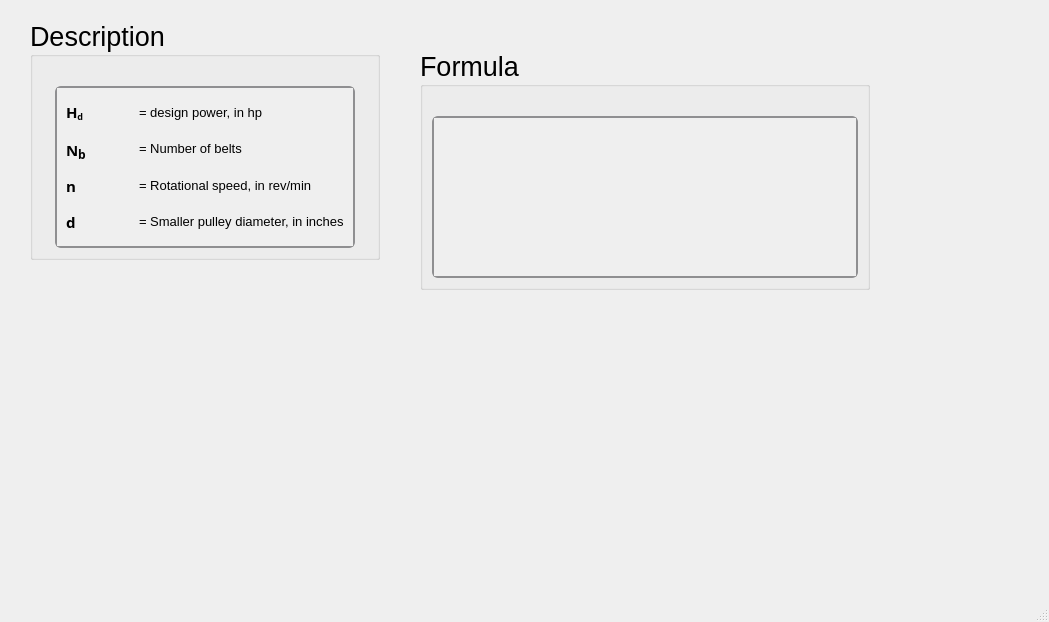
First picture: the form in ui/vbelt_deltaf.ui, repository Ah00ra/HNNS, before the edit.
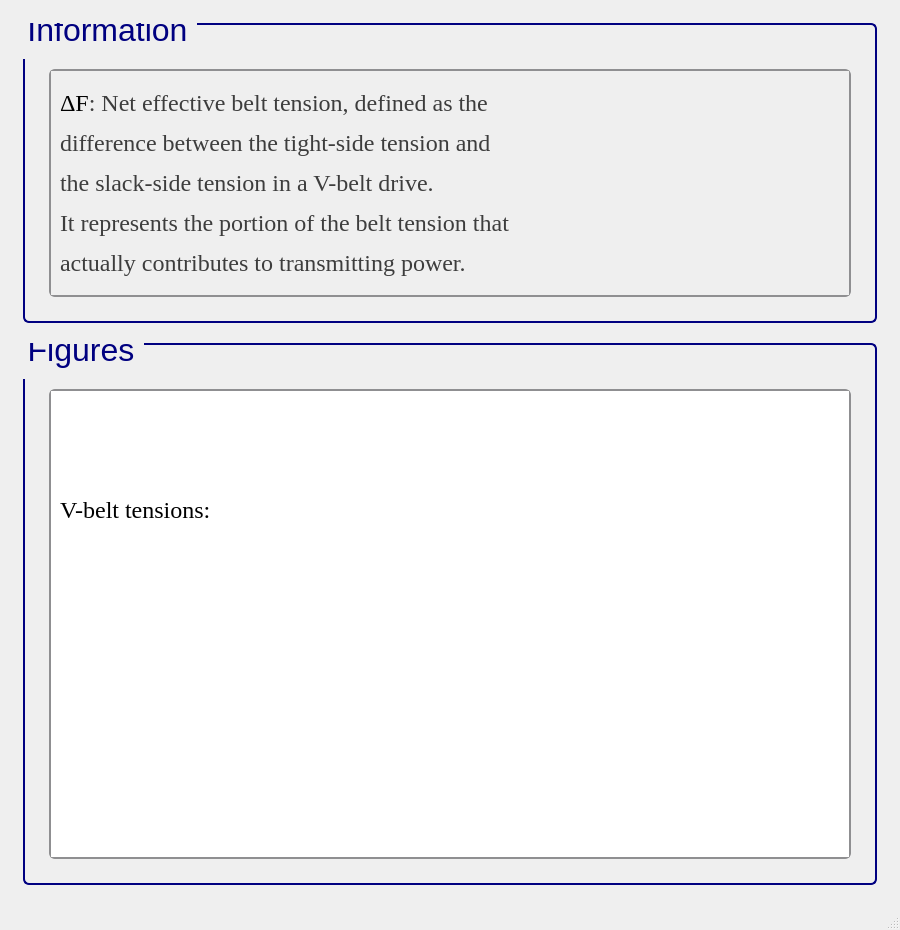
Second picture: the form after the edit. Icons and pictures are not drawn.

Commit message: Add ui info to vbelt

Patch:
```diff
--- a/ui/vbelt_deltaf.ui
+++ b/ui/vbelt_deltaf.ui
@@ -6,95 +6,187 @@
    <rect>
     <x>0</x>
     <y>0</y>
-    <width>1049</width>
-    <height>622</height>
+    <width>900</width>
+    <height>930</height>
    </rect>
   </property>
+  <property name="sizePolicy">
+   <sizepolicy hsizetype="Minimum" vsizetype="Minimum">
+    <horstretch>0</horstretch>
+    <verstretch>0</verstretch>
+   </sizepolicy>
+  </property>
+  <property name="minimumSize">
+   <size>
+    <width>900</width>
+    <height>930</height>
+   </size>
+  </property>
   <property name="windowTitle">
    <string>MainWindow</string>
   </property>
   <widget class="QWidget" name="centralwidget">
-   <widget class="QGroupBox" name="groupBox_263">
-    <property name="geometry">
-     <rect>
-      <x>30</x>
-      <y>20</y>
-      <width>350</width>
-      <height>240</height>
-     </rect>
-    </property>
-    <property name="sizePolicy">
-     <sizepolicy hsizetype="Minimum" vsizetype="Minimum">
-      <horstretch>0</horstretch>
-      <verstretch>0</verstretch>
-     </sizepolicy>
-    </property>
-    <property name="minimumSize">
-     <size>
-      <width>350</width>
-      <height>0</height>
-     </size>
-    </property>
-    <property name="maximumSize">
-     <size>
-      <width>350</width>
-      <height>241</height>
-     </size>
-    </property>
-    <property name="font">
-     <font>
-      <family>Segoe UI</family>
-      <pointsize>20</pointsize>
-      <weight>50</weight>
-      <italic>false</italic>
-      <bold>false</bold>
-     </font>
-    </property>
-    <property name="title">
-     <string>Description</string>
-    </property>
-    <layout class="QGridLayout" name="gridLayout_537">
-     <item row="0" column="0">
-      <spacer name="verticalSpacer_263">
-       <property name="orientation">
-        <enum>Qt::Vertical</enum>
-       </property>
-       <property name="sizeType">
-        <enum>QSizePolicy::Fixed</enum>
-       </property>
-       <property name="sizeHint" stdset="0">
-        <size>
-         <width>20</width>
-         <height>20</height>
-        </size>
-       </property>
-      </spacer>
-     </item>
-     <item row="1" column="0">
-      <widget class="QScrollArea" name="scrollArea_137">
-       <property name="sizePolicy">
-        <sizepolicy hsizetype="Minimum" vsizetype="Minimum">
-         <horstretch>0</horstretch>
-         <verstretch>0</verstretch>
-        </sizepolicy>
-       </property>
-       <property name="maximumSize">
-        <size>
-         <width>300</width>
-         <height>361</height>
-        </size>
-       </property>
-       <property name="font">
-        <font>
-         <family>Segoe UI</family>
-         <pointsize>15</pointsize>
-         <weight>50</weight>
-         <italic>false</italic>
-         <bold>false</bold>
-        </font>
-       </property>
-       <property name="styleSheet">
-        <string notr="true">QScrollArea {
+   <layout class="QGridLayout" name="gridLayout">
+    <item row="4" column="0">
+     <spacer name="verticalSpacer_25">
+      <property name="orientation">
+       <enum>Qt::Horizontal</enum>
+      </property>
+      <property name="sizeType">
+       <enum>QSizePolicy::Fixed</enum>
+      </property>
+      <property name="sizeHint" stdset="0">
+       <size>
+        <width>14</width>
+        <height>483</height>
+       </size>
+      </property>
+     </spacer>
+    </item>
+    <item row="5" column="1">
+     <spacer name="verticalSpacer_27">
+      <property name="orientation">
+       <enum>Qt::Vertical</enum>
+      </property>
+      <property name="sizeType">
+       <enum>QSizePolicy::Fixed</enum>
+      </property>
+      <property name="sizeHint" stdset="0">
+       <size>
+        <width>833</width>
+        <height>14</height>
+       </size>
+      </property>
+     </spacer>
+    </item>
+    <item row="0" column="1">
+     <spacer name="verticalSpacer_26">
+      <property name="orientation">
+       <enum>Qt::Vertical</enum>
+      </property>
+      <property name="sizeType">
+       <enum>QSizePolicy::Fixed</enum>
+      </property>
+      <property name="sizeHint" stdset="0">
+       <size>
+        <width>833</width>
+        <height>14</height>
+       </size>
+      </property>
+     </spacer>
+    </item>
+    <item row="2" column="1">
+     <spacer name="verticalSpacer_23">
+      <property name="orientation">
+       <enum>Qt::Vertical</enum>
+      </property>
+      <property name="sizeType">
+       <enum>QSizePolicy::Fixed</enum>
+      </property>
+      <property name="sizeHint" stdset="0">
+       <size>
+        <width>833</width>
+        <height>14</height>
+       </size>
+      </property>
+     </spacer>
+    </item>
+    <item row="4" column="2">
+     <spacer name="verticalSpacer_28">
+      <property name="orientation">
+       <enum>Qt::Horizontal</enum>
+      </property>
+      <property name="sizeType">
+       <enum>QSizePolicy::Fixed</enum>
+      </property>
+      <property name="sizeHint" stdset="0">
+       <size>
+        <width>14</width>
+        <height>483</height>
+       </size>
+      </property>
+     </spacer>
+    </item>
+    <item row="1" column="1">
+     <widget class="QGroupBox" name="groupBox_125">
+      <property name="sizePolicy">
+       <sizepolicy hsizetype="Minimum" vsizetype="Minimum">
+        <horstretch>0</horstretch>
+        <verstretch>0</verstretch>
+       </sizepolicy>
+      </property>
+      <property name="minimumSize">
+       <size>
+        <width>822</width>
+        <height>300</height>
+       </size>
+      </property>
+      <property name="font">
+       <font>
+        <family>Segoe UI</family>
+        <pointsize>24</pointsize>
+        <weight>50</weight>
+        <italic>false</italic>
+        <bold>false</bold>
+       </font>
+      </property>
+      <property name="styleSheet">
+       <string notr="true">QGroupBox {
+    border: 2px solid navy;
+    border-radius: 6px;
+    background-color: qlineargradient(x1:0, y1:0, x2:0, y2:1,
+                                      stop:0 #f6f7fa, stop:1 #dadbde);
+    font: 24pt &quot;Segoe UI&quot;;
+    padding: 5px; /* add padding inside the group box */
+    color: black;
+}
+QGroupBox::title {
+    subcontrol-origin: margin;
+    subcontrol-position: top left;
+    padding-left: 0px;
+    padding-right: 5px;
+    padding-top: 0px;
+    margin-top: -22px;  /* shift title up */
+    color: navy;
+    font-weight: bold;
+}
+</string>
+      </property>
+      <property name="title">
+       <string>Information</string>
+      </property>
+      <layout class="QGridLayout" name="gridLayout_255">
+       <item row="1" column="2">
+        <spacer name="verticalSpacer_36">
+         <property name="orientation">
+          <enum>Qt::Horizontal</enum>
+         </property>
+         <property name="sizeType">
+          <enum>QSizePolicy::Fixed</enum>
+         </property>
+         <property name="sizeHint" stdset="0">
+          <size>
+           <width>10</width>
+           <height>20</height>
+          </size>
+         </property>
+        </spacer>
+       </item>
+       <item row="1" column="1">
+        <widget class="QScrollArea" name="scrollArea_43">
+         <property name="sizePolicy">
+          <sizepolicy hsizetype="Minimum" vsizetype="Minimum">
+           <horstretch>0</horstretch>
+           <verstretch>0</verstretch>
+          </sizepolicy>
+         </property>
+         <property name="font">
+          <font>
+           <pointsize>15</pointsize>
+          </font>
+         </property>
+         <property name="styleSheet">
+          <string notr="true">QScrollArea {
     background: qlineargradient(x1:0, y1:0, x2:0, y2:1,
                                stop:0 #f6f7fa, stop:1 #dadbde);
     border: 2px solid #8f8f91;
@@ -153,229 +245,337 @@
     background: transparent;
 }
 </string>
-       </property>
-       <property name="verticalScrollBarPolicy">
-        <enum>Qt::ScrollBarAsNeeded</enum>
-       </property>
-       <property name="horizontalScrollBarPolicy">
-        <enum>Qt::ScrollBarAsNeeded</enum>
-       </property>
-       <property name="widgetResizable">
-        <bool>true</bool>
-       </property>
-       <widget class="QWidget" name="scrollAreaWidgetContents_137">
-        <property name="geometry">
-         <rect>
-          <x>0</x>
-          <y>0</y>
-          <width>296</width>
-          <height>146</height>
-         </rect>
-        </property>
-        <layout class="QGridLayout" name="gridLayout_128">
-         <item row="4" column="1">
-          <widget class="QLabel" name="htext_1174">
-           <property name="font">
-            <font>
-             <family>MS Shell Dlg 2</family>
-             <pointsize>10</pointsize>
-             <weight>50</weight>
-             <italic>false</italic>
-             <bold>false</bold>
-            </font>
-           </property>
-           <property name="text">
-            <string>&lt;html&gt;&lt;head/&gt;&lt;body&gt;&lt;p&gt;&lt;span style=&quot; font-size:10pt;&quot;&gt;= &lt;/span&gt;Rotational speed, in rev/min&lt;/p&gt;&lt;/body&gt;&lt;/html&gt;</string>
-           </property>
-          </widget>
-         </item>
-         <item row="0" column="1">
-          <widget class="QLabel" name="htext_403">
-           <property name="font">
-            <font>
-             <family>MS Shell Dlg 2</family>
-             <pointsize>11</pointsize>
-             <weight>50</weight>
-             <italic>false</italic>
-             <bold>false</bold>
-            </font>
-           </property>
-           <property name="text">
-            <string>&lt;html&gt;&lt;head/&gt;&lt;body&gt;&lt;p&gt;&lt;span style=&quot; font-size:10pt;&quot;&gt;= design power, in hp&lt;/span&gt;&lt;/p&gt;&lt;/body&gt;&lt;/html&gt;</string>
-           </property>
-          </widget>
-         </item>
-         <item row="4" column="0">
-          <widget class="QLabel" name="label_421">
-           <property name="font">
-            <font>
-             <family>Segoe UI Variable Small Semibol</family>
-             <pointsize>11</pointsize>
-             <weight>75</weight>
-             <bold>true</bold>
-            </font>
-           </property>
-           <property name="text">
-            <string>n</string>
-           </property>
-          </widget>
-         </item>
-         <item row="2" column="0">
-          <widget class="QLabel" name="label_53">
-           <property name="font">
-            <font>
-             <family>Segoe UI Variable Small Semibol</family>
-             <pointsize>11</pointsize>
-             <weight>75</weight>
-             <bold>true</bold>
-            </font>
-           </property>
-           <property name="text">
-            <string>&lt;html&gt;&lt;head/&gt;&lt;body&gt;&lt;p&gt;N&lt;span style=&quot; font-size:14pt; vertical-align:sub;&quot;&gt;b&lt;/span&gt;&lt;/p&gt;&lt;/body&gt;&lt;/html&gt;</string>
-           </property>
-          </widget>
-         </item>
-         <item row="2" column="1">
-          <widget class="QLabel" name="htext_401">
-           <property name="font">
-            <font>
-             <pointsize>10</pointsize>
-            </font>
-           </property>
-           <property name="text">
-            <string>&lt;html&gt;&lt;head/&gt;&lt;body&gt;&lt;p&gt;= Number of belts&lt;/p&gt;&lt;/body&gt;&lt;/html&gt;</string>
-           </property>
-          </widget>
-         </item>
-         <item row="0" column="0">
-          <widget class="QLabel" name="label_332">
-           <property name="font">
-            <font>
-             <family>Segoe UI Variable Small Semibol</family>
-             <pointsize>11</pointsize>
-             <weight>75</weight>
-             <bold>true</bold>
-            </font>
-           </property>
-           <property name="text">
-            <string>&lt;html&gt;&lt;head/&gt;&lt;body&gt;&lt;p&gt;H&lt;span style=&quot; vertical-align:sub;&quot;&gt;d&lt;/span&gt;&lt;/p&gt;&lt;/body&gt;&lt;/html&gt;</string>
-           </property>
-          </widget>
-         </item>
-         <item row="5" column="1">
-          <widget class="QLabel" name="htext_1560">
-           <property name="font">
-            <font>
-             <family>MS Shell Dlg 2</family>
-             <pointsize>11</pointsize>
-             <weight>50</weight>
-             <italic>false</italic>
-             <bold>false</bold>
-            </font>
-           </property>
-           <property name="text">
-            <string>&lt;html&gt;&lt;head/&gt;&lt;body&gt;&lt;p&gt;&lt;span style=&quot; font-size:10pt;&quot;&gt;= Smaller pulley diameter, in inches&lt;/span&gt;&lt;/p&gt;&lt;/body&gt;&lt;/html&gt;</string>
-           </property>
-          </widget>
-         </item>
-         <item row="5" column="0">
-          <widget class="QLabel" name="label_564">
-           <property name="font">
-            <font>
-             <family>Segoe UI Variable Small Semibol</family>
-             <pointsize>11</pointsize>
-             <weight>75</weight>
-             <bold>true</bold>
-            </font>
-           </property>
-           <property name="text">
-            <string>d</string>
-           </property>
-          </widget>
-         </item>
-        </layout>
-       </widget>
-      </widget>
-     </item>
-    </layout>
-   </widget>
-   <widget class="QGroupBox" name="groupBox_264">
-    <property name="geometry">
-     <rect>
-      <x>420</x>
-      <y>50</y>
-      <width>450</width>
-      <height>240</height>
-     </rect>
-    </property>
-    <property name="sizePolicy">
-     <sizepolicy hsizetype="Minimum" vsizetype="Minimum">
-      <horstretch>0</horstretch>
-      <verstretch>0</verstretch>
-     </sizepolicy>
-    </property>
-    <property name="minimumSize">
-     <size>
-      <width>450</width>
-      <height>0</height>
-     </size>
-    </property>
-    <property name="maximumSize">
-     <size>
-      <width>450</width>
-      <height>241</height>
-     </size>
-    </property>
-    <property name="font">
-     <font>
-      <family>Segoe UI</family>
-      <pointsize>20</pointsize>
-      <weight>50</weight>
-      <italic>false</italic>
-      <bold>false</bold>
-     </font>
-    </property>
-    <property name="title">
-     <string>Formula</string>
-    </property>
-    <layout class="QGridLayout" name="gridLayout_538">
-     <item row="1" column="0">
-      <widget class="QScrollArea" name="scrollArea_138">
-       <property name="sizePolicy">
-        <sizepolicy hsizetype="Minimum" vsizetype="Minimum">
-         <horstretch>0</horstretch>
-         <verstretch>0</verstretch>
-        </sizepolicy>
-       </property>
-       <property name="font">
-        <font>
-         <family>Segoe UI</family>
-         <pointsize>15</pointsize>
-         <weight>50</weight>
-         <italic>false</italic>
-         <bold>false</bold>
-        </font>
-       </property>
-       <property name="styleSheet">
-        <string notr="true">QScrollArea {
+         </property>
+         <property name="verticalScrollBarPolicy">
+          <enum>Qt::ScrollBarAsNeeded</enum>
+         </property>
+         <property name="horizontalScrollBarPolicy">
+          <enum>Qt::ScrollBarAsNeeded</enum>
+         </property>
+         <property name="widgetResizable">
+          <bool>true</bool>
+         </property>
+         <widget class="QWidget" name="scrollAreaWidgetContents_43">
+          <property name="geometry">
+           <rect>
+            <x>0</x>
+            <y>0</y>
+            <width>760</width>
+            <height>241</height>
+           </rect>
+          </property>
+          <layout class="QGridLayout" name="gridLayout_3">
+           <item row="0" column="0">
+            <widget class="QLabel" name="label_3">
+             <property name="font">
+              <font>
+               <family>Times New Roman</family>
+               <pointsize>18</pointsize>
+               <weight>50</weight>
+               <bold>false</bold>
+              </font>
+             </property>
+             <property name="cursor">
+              <cursorShape>ArrowCursor</cursorShape>
+             </property>
+             <property name="frameShape">
+              <enum>QFrame::NoFrame</enum>
+             </property>
+             <property name="text">
+              <string>&lt;html&gt;&lt;head/&gt;&lt;body&gt;&lt;p&gt;ΔF&lt;span style=&quot; color:#3d3d3d;&quot;&gt;: Net effective belt tension, defined as the&lt;/span&gt;&lt;/p&gt;&lt;p&gt;&lt;span style=&quot; color:#3d3d3d;&quot;&gt;difference between the tight-side tension and&lt;/span&gt;&lt;/p&gt;&lt;p&gt;&lt;span style=&quot; color:#3d3d3d;&quot;&gt;the slack-side tension in a V-belt drive. &lt;/span&gt;&lt;/p&gt;&lt;p&gt;&lt;span style=&quot; color:#3d3d3d;&quot;&gt;It represents the portion of the belt tension that&lt;/span&gt;&lt;/p&gt;&lt;p&gt;&lt;span style=&quot; color:#3d3d3d;&quot;&gt;actually contributes to transmitting power.&lt;/span&gt;&lt;/p&gt;&lt;/body&gt;&lt;/html&gt;</string>
+             </property>
+            </widget>
+           </item>
+          </layout>
+         </widget>
+        </widget>
+       </item>
+       <item row="2" column="1">
+        <spacer name="verticalSpacer_37">
+         <property name="orientation">
+          <enum>Qt::Vertical</enum>
+         </property>
+         <property name="sizeType">
+          <enum>QSizePolicy::Fixed</enum>
+         </property>
+         <property name="sizeHint" stdset="0">
+          <size>
+           <width>10</width>
+           <height>10</height>
+          </size>
+         </property>
+        </spacer>
+       </item>
+       <item row="1" column="0">
+        <spacer name="verticalSpacer_34">
+         <property name="orientation">
+          <enum>Qt::Horizontal</enum>
+         </property>
+         <property name="sizeType">
+          <enum>QSizePolicy::Fixed</enum>
+         </property>
+         <property name="sizeHint" stdset="0">
+          <size>
+           <width>10</width>
+           <height>20</height>
+          </size>
+         </property>
+        </spacer>
+       </item>
+       <item row="0" column="1">
+        <spacer name="verticalSpacer_35">
+         <property name="orientation">
+          <enum>Qt::Vertical</enum>
+         </property>
+         <property name="sizeType">
+          <enum>QSizePolicy::Fixed</enum>
+         </property>
+         <property name="sizeHint" stdset="0">
+          <size>
+           <width>20</width>
+           <height>30</height>
+          </size>
+         </property>
+        </spacer>
+       </item>
+      </layout>
+     </widget>
+    </item>
+    <item row="4" column="1">
+     <widget class="QGroupBox" name="groupBox_42">
+      <property name="sizePolicy">
+       <sizepolicy hsizetype="Minimum" vsizetype="Minimum">
+        <horstretch>0</horstretch>
+        <verstretch>0</verstretch>
+       </sizepolicy>
+      </property>
+      <property name="minimumSize">
+       <size>
+        <width>822</width>
+        <height>350</height>
+       </size>
+      </property>
+      <property name="font">
+       <font>
+        <family>Segoe UI</family>
+        <pointsize>24</pointsize>
+        <weight>50</weight>
+        <italic>false</italic>
+        <bold>false</bold>
+       </font>
+      </property>
+      <property name="styleSheet">
+       <string notr="true">/* GroupBox styling */
+QGroupBox {
+    border: 2px solid navy;
+    border-radius: 6px;
+    background-color: qlineargradient(x1:0, y1:0, x2:0, y2:1,
+    stop:0 #f6f7fa, stop:1 #dadbde);
+    font: 24pt &quot;Segoe UI&quot;;
+    padding: 5px;
+    color: black;
+}
+
+/* GroupBox title styling */
+QGroupBox::title {
+    subcontrol-origin: margin;
+    subcontrol-position: top left;
+    padding-left: 0px;
+    padding-right: 5px;
+    padding-top: 0px;
+    margin-top: -22px;
+    color: navy;
+    font-weight: bold;
+}
+
+/* Make QScrollArea (only within GroupBox) have a white background with correct border */
+QGroupBox QScrollArea {
+    background-color: white !important;
+    border: 2px solid #8f8f91;
+    border-radius: 6px;
+}
+
+/* Make QScrollArea's viewport white as well */
+QGroupBox QScrollArea QWidget {
+    background-color: white !important;
+}
+
+/* Scrollbar styling inside QScrollArea in QGroupBox */
+QGroupBox QScrollArea QScrollBar:vertical, QGroupBox QScrollArea QScrollBar:horizontal {
     background: qlineargradient(x1:0, y1:0, x2:0, y2:1,
-                               stop:0 #f6f7fa, stop:1 #dadbde);
+    stop:0 #f6f7fa, stop:1 #dadbde);
     border: 2px solid #8f8f91;
     border-radius: 6px;
+    width: 14px;
+    height: 14px;
+    margin: 2px 0 2px 0;
 }
 
-QScrollArea QScrollBar:vertical, QScrollArea QScrollBar:horizontal {
+/* Remove bottom button of vertical scrollbar */
+QGroupBox QScrollArea QScrollBar::add-line:vertical {
+    height: 0px;
+    width: 0px;
+    border: none;
+    background: none;
+    margin: 0px;
+    padding: 0px;
+}
+
+/* Scrollbar handle */
+QGroupBox QScrollArea QScrollBar::handle:vertical, QGroupBox QScrollArea QScrollBar::handle:horizontal {
     background: qlineargradient(x1:0, y1:0, x2:0, y2:1,
-                               stop:0 #f6f7fa, stop:1 #dadbde);
+    stop:0 #8f8f91, stop:1 #6f6f71);
+    min-height: 20px;
+    border-radius: 6px;
+    border: 1px solid #6f6f71;
+}
+
+QGroupBox QScrollArea QScrollBar::handle:vertical:hover, QGroupBox QScrollArea QScrollBar::handle:horizontal:hover {
+    background: qlineargradient(x1:0, y1:0, x2:0, y2:1,
+    stop:0 #6f6f71, stop:1 #4f4f51);
+    border: 1px solid #4f4f51;
+}
+
+/* Scrollbar sub-line buttons */
+QGroupBox QScrollArea QScrollBar::sub-line:vertical, QGroupBox QScrollArea QScrollBar::add-line:horizontal, QGroupBox QScrollArea QScrollBar::sub-line:horizontal {
+    background: #8f8f91;
+    border: none;
+    border-radius: 3px;
+    height: 14px;
+    width: 14px;
+    subcontrol-origin: margin;
+}
+
+QGroupBox QScrollArea QScrollBar::sub-line:vertical:hover, QGroupBox QScrollArea QScrollBar::add-line:horizontal:hover, QGroupBox QScrollArea QScrollBar::sub-line:horizontal:hover {
+    background: #6f6f71;
+}
+
+/* Transparent page areas */
+QGroupBox QScrollArea QScrollBar::add-page:vertical, QGroupBox QScrollArea QScrollBar::sub-page:vertical,
+QGroupBox QScrollArea QScrollBar::add-page:horizontal, QGroupBox QScrollArea QScrollBar::sub-page:horizontal {
+    background: transparent;
+}
+</string>
+      </property>
+      <property name="title">
+       <string>Figures</string>
+      </property>
+      <layout class="QGridLayout" name="gridLayout_2">
+       <item row="1" column="2">
+        <spacer name="verticalSpacer_40">
+         <property name="orientation">
+          <enum>Qt::Horizontal</enum>
+         </property>
+         <property name="sizeType">
+          <enum>QSizePolicy::Fixed</enum>
+         </property>
+         <property name="sizeHint" stdset="0">
+          <size>
+           <width>10</width>
+           <height>20</height>
+          </size>
+         </property>
+        </spacer>
+       </item>
+       <item row="1" column="0">
+        <spacer name="verticalSpacer_39">
+         <property name="orientation">
+          <enum>Qt::Horizontal</enum>
+         </property>
+         <property name="sizeType">
+          <enum>QSizePolicy::Fixed</enum>
+         </property>
+         <property name="sizeHint" stdset="0">
+          <size>
+           <width>10</width>
+           <height>20</height>
+          </size>
+         </property>
+        </spacer>
+       </item>
+       <item row="2" column="1">
+        <spacer name="verticalSpacer_38">
+         <property name="orientation">
+          <enum>Qt::Vertical</enum>
+         </property>
+         <property name="sizeType">
+          <enum>QSizePolicy::Fixed</enum>
+         </property>
+         <property name="sizeHint" stdset="0">
+          <size>
+           <width>10</width>
+           <height>10</height>
+          </size>
+         </property>
+        </spacer>
+       </item>
+       <item row="0" column="1">
+        <spacer name="verticalSpacer_41">
+         <property name="orientation">
+          <enum>Qt::Vertical</enum>
+         </property>
+         <property name="sizeType">
+          <enum>QSizePolicy::Fixed</enum>
+         </property>
+         <property name="sizeHint" stdset="0">
+          <size>
+           <width>20</width>
+           <height>30</height>
+          </size>
+         </property>
+        </spacer>
+       </item>
+       <item row="1" column="1">
+        <widget class="QScrollArea" name="scrollArea_3">
+         <property name="styleSheet">
+          <string notr="true">/* GroupBox styling */
+QGroupBox {
+    border: 2px solid navy;
+    border-radius: 6px;
+    background-color: qlineargradient(x1:0, y1:0, x2:0, y2:1,
+    stop:0 #f6f7fa, stop:1 #dadbde);
+    font: 20pt &quot;Segoe UI&quot;;
+    padding: 5px;
+    color: black;
+}
+
+/* GroupBox title styling */
+QGroupBox::title {
+    subcontrol-origin: margin;
+    subcontrol-position: top left;
+    padding-left: 0px;
+    padding-right: 5px;
+    padding-top: 0px;
+    margin-top: -20px;
+    color: navy;
+    font-weight: bold;
+}
+
+/* Make QScrollArea (only within GroupBox) have a white background with correct border */
+QGroupBox QScrollArea {
+    background-color: white !important;
     border: 2px solid #8f8f91;
     border-radius: 6px;
+}
+
+/* Make QScrollArea's viewport white as well */
+QGroupBox QScrollArea QWidget {
+    background-color: white !important;
+}
+
+/* Scrollbar styling inside QScrollArea in QGroupBox */
+QGroupBox QScrollArea QScrollBar:vertical, QGroupBox QScrollArea QScrollBar:horizontal {
+    background: qlineargradient(x1:0, y1:0, x2:0, y2:1,
+    stop:0 #f6f7fa, stop:1 #dadbde);
+    border: 2px solid #8f8f91;
+    border-radius: 6px;
     width: 14px;
     height: 14px;
     margin: 2px 0 2px 0;
 }
 
-/* Completely remove the bottom button of the vertical scrollbar */
-QScrollArea QScrollBar::add-line:vertical {
+/* Remove bottom button of vertical scrollbar */
+QGroupBox QScrollArea QScrollBar::add-line:vertical {
     height: 0px;
     width: 0px;
     border: none;
@@ -384,9 +584,10 @@
     padding: 0px;
 }
 
-QScrollArea QScrollBar::handle:vertical, QScrollArea QScrollBar::handle:horizontal {
+/* Scrollbar handle */
+QGroupBox QScrollArea QScrollBar::handle:vertical, QGroupBox QScrollArea QScrollBar::handle:horizontal {
     background: qlineargradient(x1:0, y1:0, x2:0, y2:1,
-                               stop:0 #8f8f91, stop:1 #6f6f71);
+    stop:0 #8f8f91, stop:1 #6f6f71);
     min-height: 20px;
     border-radius: 6px;
     border: 1px solid #6f6f71;
@@ -398,7 +599,8 @@
     border: 1px solid #4f4f51;
 }
 
-QScrollArea QScrollBar::sub-line:vertical, QScrollArea QScrollBar::add-line:horizontal, QScrollArea QScrollBar::sub-line:horizontal {
+/* Scrollbar sub-line buttons */
+QGroupBox QScrollArea QScrollBar::sub-line:vertical, QGroupBox QScrollArea QScrollBar::add-line:horizontal, QGroupBox QScrollArea QScrollBar::sub-line:horizontal {
     background: #8f8f91;
     border: none;
     border-radius: 3px;
@@ -411,69 +613,65 @@
     background: #6f6f71;
 }
 
-QScrollArea QScrollBar::add-page:vertical, QScrollArea QScrollBar::sub-page:vertical,
-QScrollArea QScrollBar::add-page:horizontal, QScrollArea QScrollBar::sub-page:horizontal {
+/* Transparent page areas */
+QGroupBox QScrollArea QScrollBar::add-page:vertical, QGroupBox QScrollArea QScrollBar::sub-page:vertical,
+QGroupBox QScrollArea QScrollBar::add-page:horizontal, QGroupBox QScrollArea QScrollBar::sub-page:horizontal {
     background: transparent;
 }
 </string>
-       </property>
-       <property name="verticalScrollBarPolicy">
-        <enum>Qt::ScrollBarAsNeeded</enum>
-       </property>
-       <property name="widgetResizable">
-        <bool>true</bool>
-       </property>
-       <widget class="QWidget" name="scrollAreaWidgetContents_138">
-        <property name="geometry">
-         <rect>
-          <x>0</x>
-          <y>0</y>
-          <width>422</width>
-          <height>146</height>
-         </rect>
-        </property>
-        <layout class="QGridLayout" name="gridLayout_539">
-         <item row="0" column="0">
-          <widget class="QLabel" name="htext_1004">
-           <property name="font">
-            <font>
-             <family>MS Shell Dlg 2</family>
-             <pointsize>11</pointsize>
-             <weight>50</weight>
-             <italic>false</italic>
-             <bold>false</bold>
-            </font>
-           </property>
-           <property name="text">
-            <string>&lt;html&gt;&lt;head/&gt;&lt;body&gt;&lt;p&gt;&lt;img src=&quot;:/desc/images/deltaF vbelt.png&quot;/&gt;&lt;/p&gt;&lt;/body&gt;&lt;/html&gt;</string>
-           </property>
-           <property name="scaledContents">
-            <bool>true</bool>
-           </property>
-          </widget>
-         </item>
-        </layout>
-       </widget>
-      </widget>
-     </item>
-     <item row="0" column="0">
-      <spacer name="verticalSpacer_264">
-       <property name="orientation">
-        <enum>Qt::Vertical</enum>
-       </property>
-       <property name="sizeType">
-        <enum>QSizePolicy::Fixed</enum>
-       </property>
-       <property name="sizeHint" stdset="0">
-        <size>
-         <width>20</width>
-         <height>20</height>
-        </size>
-       </property>
-      </spacer>
-     </item>
-    </layout>
-   </widget>
+         </property>
+         <property name="widgetResizable">
+          <bool>true</bool>
+         </property>
+         <widget class="QWidget" name="scrollAreaWidgetContents_3">
+          <property name="geometry">
+           <rect>
+            <x>-220</x>
+            <y>0</y>
+            <width>980</width>
+            <height>788</height>
+           </rect>
+          </property>
+          <layout class="QGridLayout" name="gridLayout_4">
+           <item row="0" column="0">
+            <widget class="QLabel" name="label_5">
+             <property name="font">
+              <font>
+               <family>Times New Roman</family>
+               <pointsize>18</pointsize>
+               <weight>50</weight>
+               <bold>false</bold>
+              </font>
+             </property>
+             <property name="cursor">
+              <cursorShape>ArrowCursor</cursorShape>
+             </property>
+             <property name="frameShape">
+              <enum>QFrame::NoFrame</enum>
+             </property>
+             <property name="text">
+              <string>&lt;html&gt;&lt;head/&gt;&lt;body&gt;&lt;p&gt;V-belt tensions:&lt;/p&gt;&lt;/body&gt;&lt;/html&gt;</string>
+             </property>
+            </widget>
+           </item>
+           <item row="1" column="0">
+            <widget class="QLabel" name="label">
+             <property name="frameShape">
+              <enum>QFrame::NoFrame</enum>
+             </property>
+             <property name="text">
+              <string>&lt;html&gt;&lt;head/&gt;&lt;body&gt;&lt;p&gt;&lt;img src=&quot;:/info/info/V-belt tensions..png&quot;/&gt;&lt;/p&gt;&lt;/body&gt;&lt;/html&gt;</string>
+             </property>
+            </widget>
+           </item>
+          </layout>
+         </widget>
+        </widget>
+       </item>
+      </layout>
+     </widget>
+    </item>
+   </layout>
   </widget>
   <widget class="QMenuBar" name="menubar">
    <property name="geometry">
```
Left out of the diff: 14 changed lines with no effect on the pictures. The commit also changes 33 other files.
